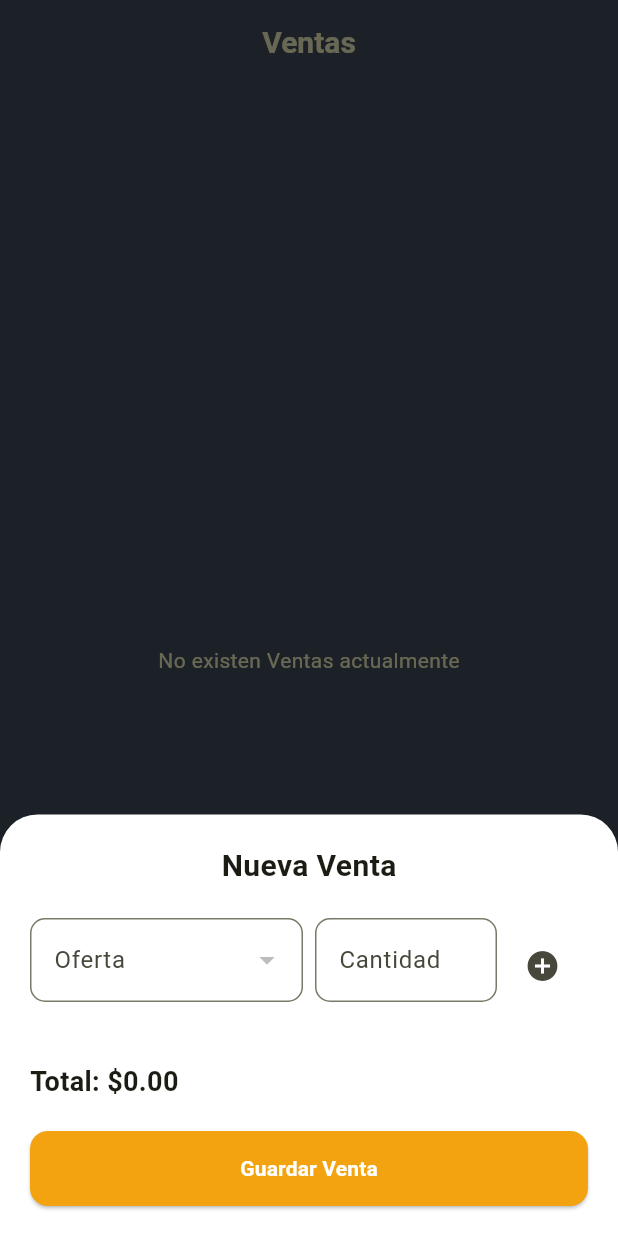
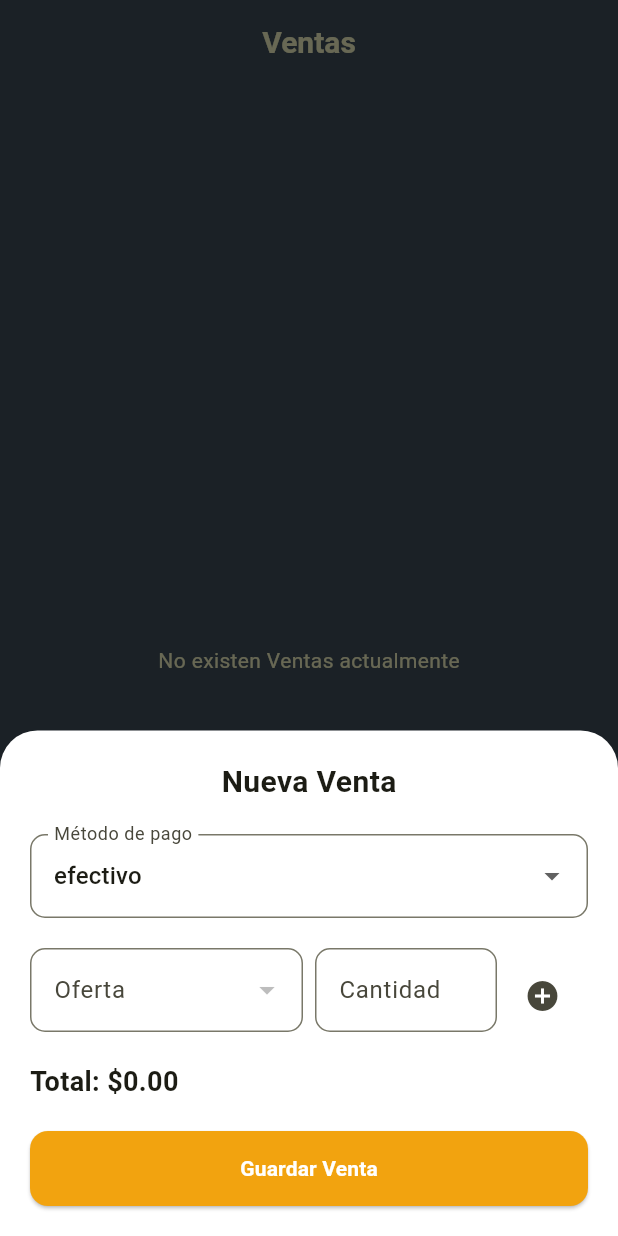
Before and after one commit to 1304Gallo/QAdrastock, a Flutter app: the SalesScreen screen opened directly with empty values, after a tap on the "add" icon, on a phone screen of 412 x 824 dp. Run offline on Flutter 3.47's test engine with Material 3 defaults, Android fonts, the light colour scheme and no system bars; our stand-ins replace curved_navigation_bar.

Commit message:
add metodo de pago to sale

```diff
--- a/lib/screens/sales_screen.dart
+++ b/lib/screens/sales_screen.dart
@@ -172,6 +172,7 @@ class _AddSaleSheetState extends State<AddSaleSheet> {
   final _quantityController = TextEditingController();
   MenuOffer? _selectedOffer;
   final List<SaleItem> _saleItems = [];
+  MetodoPago _metodoSeleccionado = MetodoPago.efectivo;
 
   @override
   void dispose() {
@@ -243,6 +244,26 @@ class _AddSaleSheetState extends State<AddSaleSheet> {
               ),
             ),
             const SizedBox(height: 20),
+            DropdownButtonFormField<MetodoPago>(
+              initialValue: _metodoSeleccionado,
+              decoration: const InputDecoration(labelText: "Método de pago"),
+              items: MetodoPago.values
+                  .map(
+                    (metodo) => DropdownMenuItem(
+                      value: metodo,
+                      child: Text(metodo.name),
+                    ),
+                  )
+                  .toList(),
+              onChanged: (value) {
+                if (value != null) {
+                  setState(() {
+                    _metodoSeleccionado = value;
+                  });
+                }
+              },
+            ),
+            const SizedBox(height: 20),
             Row(
               crossAxisAlignment: CrossAxisAlignment.end,
               children: [
@@ -256,11 +277,9 @@ class _AddSaleSheetState extends State<AddSaleSheet> {
                         .map(
                           (o) => DropdownMenuItem(
                             value: o,
-                            child: Flexible(
-                              child: Text(
-                                o.name,
-                                overflow: TextOverflow.ellipsis,
-                              ),
+                            child: Text(
+                              o.name,
+                              overflow: TextOverflow.ellipsis,
                             ),
                           ),
                         )
@@ -300,7 +319,7 @@ class _AddSaleSheetState extends State<AddSaleSheet> {
                 ),
               ),
             ),
-            const SizedBox(height: 20),
+
             Text(
               "Total: \$${total.toStringAsFixed(2)}",
               style: const TextStyle(fontSize: 18, fontWeight: FontWeight.bold),
```
